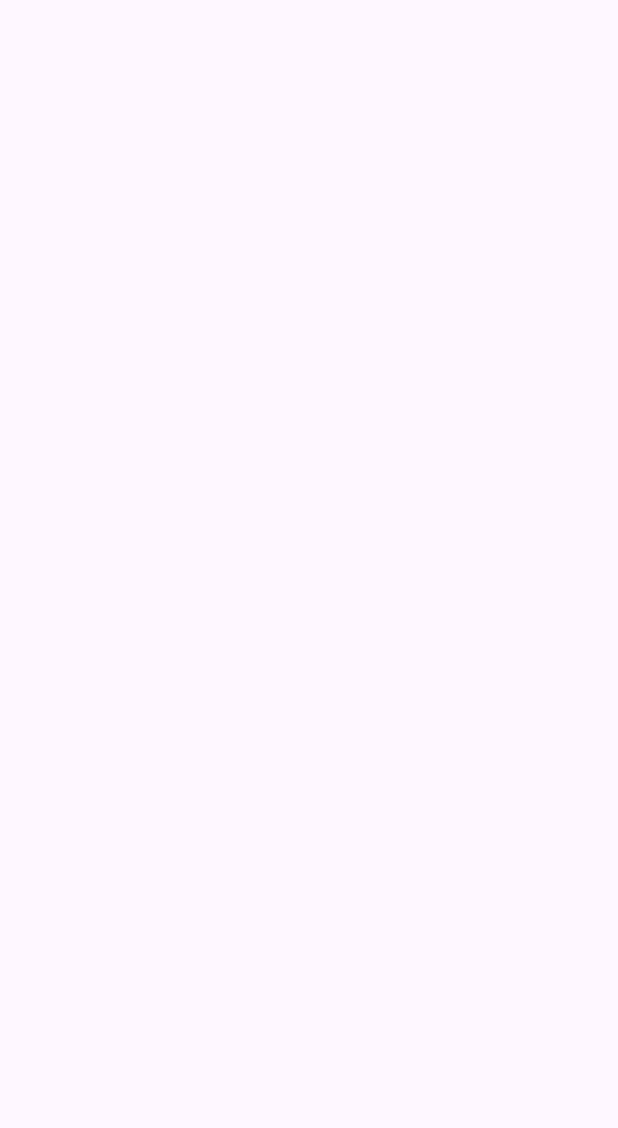
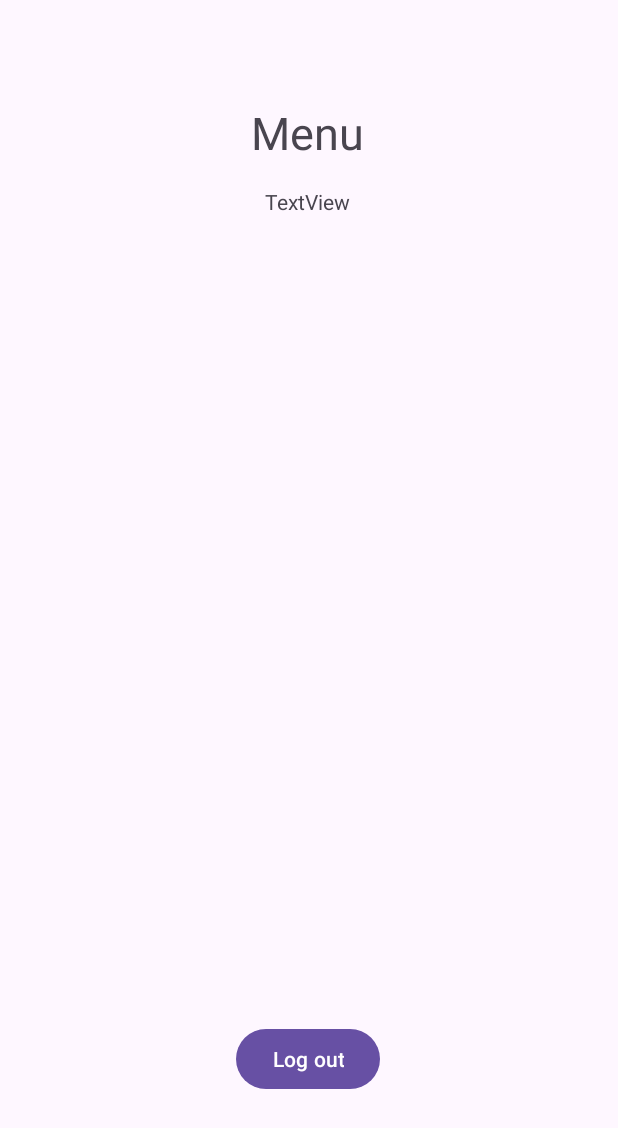
Before and after one commit to Frtocco/DeRemateAndroid, an Android app: the MenuActivity screen opened directly, with no data from a screen before it, on a phone screen of 412 x 824 dp. Before the commit the part shown is empty. Shown: the top 1128 px of the screen. Run offline under Robolectric (Android 15) with nearby library versions, the phone set to English and light mode, and no system bars; our stand-ins replace Dagger/Hilt's generated code; 1 statement that could not run was skipped.

Commit message:
Bug fix en la pantalla de log in, ahora si no encuentra el token porque fue eliminado muestra la pantalla correctamente. Añadido tambien cierto comportamiento al menu como modo de test

```diff
--- a/app/src/main/java/com/example/deremate/activities/login/LogInActivity.java
+++ b/app/src/main/java/com/example/deremate/activities/login/LogInActivity.java
@@ -58,13 +58,18 @@ public class LogInActivity extends AppCompatActivity {
                     Intent intent = new Intent(LogInActivity.this, MenuActivity.class);
                     startActivity(intent);
                     finish();
+                }else{
+                    showLoginScreen();
                 }
             }
 
             @Override
             public void onFailure(Call<UserModel> call, Throwable t) {
-                //Muestra el log in si falla la verificacion del JWT o no existe
-
+                showLoginScreen();
+            }
+        });
+    }
+    private void showLoginScreen() {
         EdgeToEdge.enable(LogInActivity.this);
 
         setContentView(R.layout.activity_log_in);
@@ -95,7 +100,7 @@ public class LogInActivity extends AppCompatActivity {
             String password = passwordText.getText().toString();
 
             if (username.isEmpty() || password.isEmpty()) {
-                        new AlertDialog.Builder(LogInActivity.this) // corrección
+                new AlertDialog.Builder(LogInActivity.this)
                         .setTitle("Atención")
                         .setMessage("Ingrese un usuario y contraseña.")
                         .setPositiveButton("OK", (dialog, which) -> dialog.dismiss())
@@ -132,6 +137,4 @@ public class LogInActivity extends AppCompatActivity {
             }
         });
     }
-        });
 }
-}
--- a/app/src/main/java/com/example/deremate/activities/menu/MenuActivity.java
+++ b/app/src/main/java/com/example/deremate/activities/menu/MenuActivity.java
@@ -1,26 +1,84 @@
 package com.example.deremate.activities.menu;
 
+import android.content.Intent;
 import android.os.Bundle;
+import android.widget.Button;
+import android.widget.TextView;
 
 import androidx.activity.EdgeToEdge;
+import com.example.deremate.R;
 import androidx.appcompat.app.AppCompatActivity;
 import androidx.core.graphics.Insets;
 import androidx.core.view.ViewCompat;
 import androidx.core.view.WindowInsetsCompat;
 
 import com.example.deremate.R;
+import com.example.deremate.activities.login.LogInActivity;
+import com.example.deremate.data.api.UserApi;
+import com.example.deremate.data.api.model.TokenModel;
+import com.example.deremate.data.api.model.UserModel;
+import com.example.deremate.data.repository.token.TokenRepository;
 
+import javax.inject.Inject;
+
+import dagger.hilt.android.AndroidEntryPoint;
+import retrofit2.Call;
+import retrofit2.Callback;
+import retrofit2.Response;
+
+
+@AndroidEntryPoint
 public class MenuActivity extends AppCompatActivity {
+    @Inject
+    TokenRepository tokenRepository;
+    @Inject
+    UserApi userApi;
 
     @Override
     protected void onCreate(Bundle savedInstanceState) {
         super.onCreate(savedInstanceState);
         EdgeToEdge.enable(this);
         setContentView(R.layout.activity_menu);
+
+        Button logoutButton = findViewById(R.id.logOutButton);
+        TextView tvUsername = findViewById(R.id.tvUsername);
+
+        String savedToken = tokenRepository.getToken();
+        TokenModel tokenToVerify = new TokenModel(savedToken);
+
+
+
+        userApi.checkUserToken(tokenToVerify).enqueue(new Callback<UserModel>() {
+            @Override
+            public void onResponse(Call<UserModel> call, Response<UserModel> response) {
+                if(response.isSuccessful()){
+                    UserModel userModel = response.body();
+                    tvUsername.setText("Hola denuevo, " + userModel.getUsername());
+                }
+            }
+
+            @Override
+            public void onFailure(Call<UserModel> call, Throwable t) {
+
+            }
+        });
+
+
         ViewCompat.setOnApplyWindowInsetsListener(findViewById(R.id.main), (v, insets) -> {
             Insets systemBars = insets.getInsets(WindowInsetsCompat.Type.systemBars());
             v.setPadding(systemBars.left, systemBars.top, systemBars.right, systemBars.bottom);
             return insets;
         });
+
+
+
+
+        logoutButton.setOnClickListener(v -> {
+            tokenRepository.clearToken();
+            Intent intent = new Intent(MenuActivity.this, LogInActivity.class);
+            startActivity(intent);
+            finish();
+        });
+
     }
 }
--- a/app/src/main/java/com/example/deremate/data/api/UserApi.java
+++ b/app/src/main/java/com/example/deremate/data/api/UserApi.java
@@ -25,4 +25,5 @@ public interface UserApi {
 
     @POST("users/jwt") //Chequear usuario con JWT guardado
     Call<UserModel> checkUserToken(@Body TokenModel token);
+
 }
--- a/app/src/main/res/layout/activity_menu.xml
+++ b/app/src/main/res/layout/activity_menu.xml
@@ -7,4 +7,39 @@
     android:layout_height="match_parent"
     tools:context=".activities.menu.MenuActivity">
 
+    <TextView
+        android:id="@+id/textView2"
+        android:layout_width="wrap_content"
+        android:layout_height="wrap_content"
+        android:text="Menu"
+        android:textSize="30sp"
+        app:layout_constraintBottom_toBottomOf="parent"
+        app:layout_constraintEnd_toEndOf="parent"
+        app:layout_constraintHorizontal_bias="0.498"
+        app:layout_constraintStart_toStartOf="parent"
+        app:layout_constraintTop_toTopOf="parent"
+        app:layout_constraintVertical_bias="0.087" />
+
+    <Button
+        android:id="@+id/logOutButton"
+        android:layout_width="wrap_content"
+        android:layout_height="wrap_content"
+        android:text="Log out"
+        app:layout_constraintBottom_toBottomOf="parent"
+        app:layout_constraintEnd_toEndOf="parent"
+        app:layout_constraintHorizontal_bias="0.498"
+        app:layout_constraintStart_toStartOf="parent"
+        app:layout_constraintTop_toTopOf="parent"
+        app:layout_constraintVertical_bias="0.879" />
+
+    <TextView
+        android:id="@+id/tvUsername"
+        android:layout_width="wrap_content"
+        android:layout_height="wrap_content"
+        android:layout_marginTop="16dp"
+        android:text="TextView"
+        app:layout_constraintEnd_toEndOf="parent"
+        app:layout_constraintHorizontal_bias="0.498"
+        app:layout_constraintStart_toStartOf="parent"
+        app:layout_constraintTop_toBottomOf="@+id/textView2" />
 </androidx.constraintlayout.widget.ConstraintLayout>
```
Lines whose indentation alone changed are shown as unchanged.
